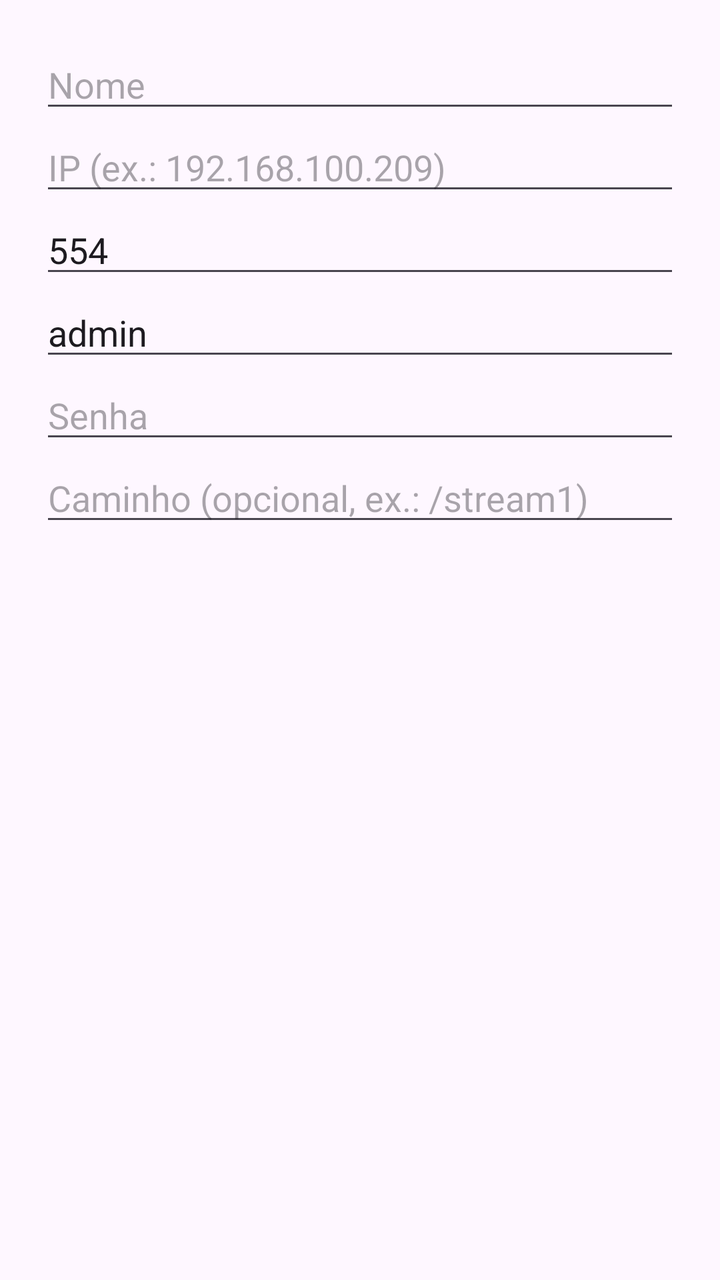
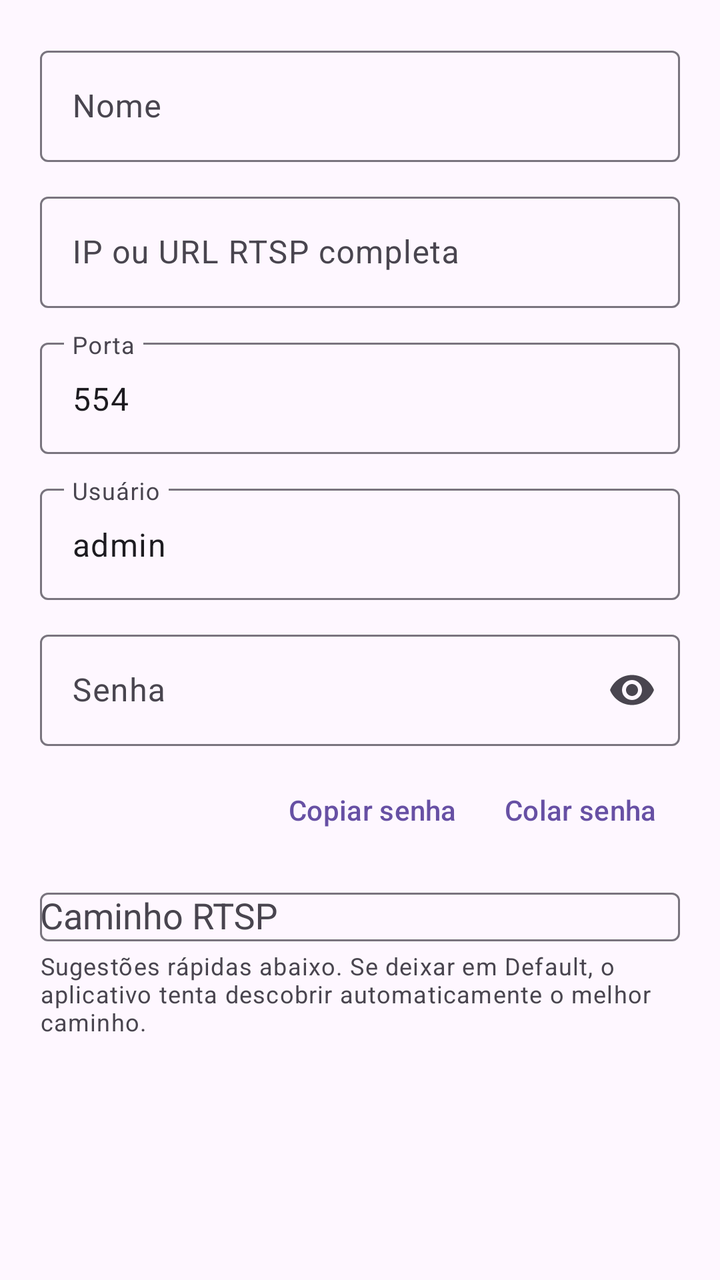

An Android layout rendered at two revisions. The XML below is the earlier revision; the diff shows what the commit changed to produce the second picture.
<!-- AndroidManifest.xml: application theme Theme.MinhaCamera -->
<!-- res/layout/dialog_manual_camera.xml -->
<?xml version="1.0" encoding="utf-8"?>
<ScrollView xmlns:android="http://schemas.android.com/apk/res/android"
    android:layout_width="match_parent"
    android:layout_height="wrap_content">

    <LinearLayout
        android:layout_width="match_parent"
        android:layout_height="wrap_content"
        android:orientation="vertical"
        android:padding="20dp">

        <EditText
            android:id="@+id/etName"
            android:layout_width="match_parent"
            android:layout_height="wrap_content"
            android:hint="@string/nome"
            android:inputType="textCapSentences" />

        <EditText
            android:id="@+id/etIp"
            android:layout_width="match_parent"
            android:layout_height="wrap_content"
            android:hint="@string/ip_hint"
            android:inputType="textUri" />

        <EditText
            android:id="@+id/etPort"
            android:layout_width="match_parent"
            android:layout_height="wrap_content"
            android:hint="@string/porta"
            android:inputType="number"
            android:text="554" />

        <EditText
            android:id="@+id/etUser"
            android:layout_width="match_parent"
            android:layout_height="wrap_content"
            android:hint="@string/usuario"
            android:inputType="text"
            android:text="admin" />

        <EditText
            android:id="@+id/etPass"
            android:layout_width="match_parent"
            android:layout_height="wrap_content"
            android:hint="@string/senha"
            android:inputType="textPassword" />

        <EditText
            android:id="@+id/etPath"
            android:layout_width="match_parent"
            android:layout_height="wrap_content"
            android:hint="@string/caminho_hint"
            android:inputType="textUri" />
    </LinearLayout>
</ScrollView>
<!-- resources referenced by this layout -->
<resources>
  <string name="caminho_hint">Caminho (opcional, ex.: /stream1)</string>
  <string name="ip_hint">IP (ex.: 192.168.100.209)</string>
  <string name="nome">Nome</string>
  <string name="porta">Porta</string>
  <string name="senha">Senha</string>
  <string name="usuario">Usuário</string>
  <style name="Theme.MinhaCamera" parent="Theme.Material3.DayNight" />
</resources>

<!-- the commit's change to res/layout/dialog_manual_camera.xml (unified diff, before → after) -->
@@ -1,5 +1,6 @@
 <?xml version="1.0" encoding="utf-8"?>
 <ScrollView xmlns:android="http://schemas.android.com/apk/res/android"
+    xmlns:app="http://schemas.android.com/apk/res-auto"
     android:layout_width="match_parent"
     android:layout_height="wrap_content">
 
@@ -9,48 +10,122 @@
         android:orientation="vertical"
         android:padding="20dp">
 
-        <EditText
-            android:id="@+id/etName"
+        <com.google.android.material.textfield.TextInputLayout
             android:layout_width="match_parent"
             android:layout_height="wrap_content"
-            android:hint="@string/nome"
-            android:inputType="textCapSentences" />
+            android:hint="@string/nome">
 
-        <EditText
-            android:id="@+id/etIp"
+            <com.google.android.material.textfield.TextInputEditText
+                android:id="@+id/etName"
+                android:layout_width="match_parent"
+                android:layout_height="wrap_content"
+                android:inputType="textCapSentences" />
+        </com.google.android.material.textfield.TextInputLayout>
+
+        <com.google.android.material.textfield.TextInputLayout
             android:layout_width="match_parent"
             android:layout_height="wrap_content"
-            android:hint="@string/ip_hint"
-            android:inputType="textUri" />
+            android:layout_marginTop="12dp"
+            android:hint="@string/ip_ou_url_rtsp">
 
-        <EditText
-            android:id="@+id/etPort"
+            <com.google.android.material.textfield.TextInputEditText
+                android:id="@+id/etIp"
+                android:layout_width="match_parent"
+                android:layout_height="wrap_content"
+                android:inputType="textUri" />
+        </com.google.android.material.textfield.TextInputLayout>
+
+        <com.google.android.material.textfield.TextInputLayout
             android:layout_width="match_parent"
             android:layout_height="wrap_content"
-            android:hint="@string/porta"
-            android:inputType="number"
-            android:text="554" />
+            android:layout_marginTop="12dp"
+            android:hint="@string/porta">
 
-        <EditText
-            android:id="@+id/etUser"
+            <com.google.android.material.textfield.TextInputEditText
+                android:id="@+id/etPort"
+                android:layout_width="match_parent"
+                android:layout_height="wrap_content"
+                android:inputType="number"
+                android:text="554" />
+        </com.google.android.material.textfield.TextInputLayout>
+
+        <com.google.android.material.textfield.TextInputLayout
             android:layout_width="match_parent"
             android:layout_height="wrap_content"
-            android:hint="@string/usuario"
-            android:inputType="text"
-            android:text="admin" />
+            android:layout_marginTop="12dp"
+            android:hint="@string/usuario">
 
-        <EditText
-            android:id="@+id/etPass"
+            <com.google.android.material.textfield.TextInputEditText
+                android:id="@+id/etUser"
+                android:layout_width="match_parent"
+                android:layout_height="wrap_content"
+                android:inputType="text"
+                android:text="admin" />
+        </com.google.android.material.textfield.TextInputLayout>
+
+        <com.google.android.material.textfield.TextInputLayout
             android:layout_width="match_parent"
             android:layout_height="wrap_content"
+            android:layout_marginTop="12dp"
             android:hint="@string/senha"
-            android:inputType="textPassword" />
+            app:endIconMode="password_toggle">
 
-        <EditText
-            android:id="@+id/etPath"
+            <com.google.android.material.textfield.TextInputEditText
+                android:id="@+id/etPass"
+                android:layout_width="match_parent"
+                android:layout_height="wrap_content"
+                android:inputType="textPassword" />
+        </com.google.android.material.textfield.TextInputLayout>
+
+        <LinearLayout
             android:layout_width="match_parent"
             android:layout_height="wrap_content"
-            android:hint="@string/caminho_hint"
-            android:inputType="textUri" />
+            android:layout_marginTop="8dp"
+            android:gravity="end"
+            android:orientation="horizontal">
+
+            <com.google.android.material.button.MaterialButton
+                android:id="@+id/btnCopyPass"
+                style="@style/Widget.Material3.Button.TextButton"
+                android:layout_width="wrap_content"
+                android:layout_height="wrap_content"
+                android:text="@string/copiar_senha" />
+
+            <com.google.android.material.button.MaterialButton
+                android:id="@+id/btnPastePass"
+                style="@style/Widget.Material3.Button.TextButton"
+                android:layout_width="wrap_content"
+                android:layout_height="wrap_content"
+                android:text="@string/colar_senha" />
+        </LinearLayout>
+
+        <com.google.android.material.textfield.TextInputLayout
+            android:layout_width="match_parent"
+            android:layout_height="wrap_content"
+            android:layout_marginTop="12dp"
+            android:hint="@string/caminho_rtsp">
+
+            <com.google.android.material.textfield.MaterialAutoCompleteTextView
+                android:id="@+id/etPath"
+                android:layout_width="match_parent"
+                android:layout_height="wrap_content"
+                android:completionThreshold="0"
+                android:inputType="textUri" />
+        </com.google.android.material.textfield.TextInputLayout>
+
+        <TextView
+            android:layout_width="match_parent"
+            android:layout_height="wrap_content"
+            android:layout_marginTop="4dp"
+            android:text="@string/caminho_default_hint"
+            android:textAppearance="?attr/textAppearanceBodySmall" />
+
+        <com.google.android.material.chip.ChipGroup
+            android:id="@+id/chipPaths"
+            android:layout_width="match_parent"
+            android:layout_height="wrap_content"
+            android:layout_marginTop="8dp"
+            app:singleLine="false"
+            app:singleSelection="false" />
     </LinearLayout>
 </ScrollView>
<!-- resource entries referenced after the edit -->
@@ -1,7 +1,10 @@
 <!-- resources referenced by this layout -->
 <resources>
-  <string name="caminho_hint">Caminho (opcional, ex.: /stream1)</string>
-  <string name="ip_hint">IP (ex.: 192.168.100.209)</string>
+  <string name="caminho_default_hint">Sugestões rápidas abaixo. Se deixar em Default, o aplicativo tenta descobrir automaticamente o melhor caminho.</string>
+  <string name="caminho_rtsp">Caminho RTSP</string>
+  <string name="colar_senha">Colar senha</string>
+  <string name="copiar_senha">Copiar senha</string>
+  <string name="ip_ou_url_rtsp">IP ou URL RTSP completa</string>
   <string name="nome">Nome</string>
   <string name="porta">Porta</string>
   <string name="senha">Senha</string>
